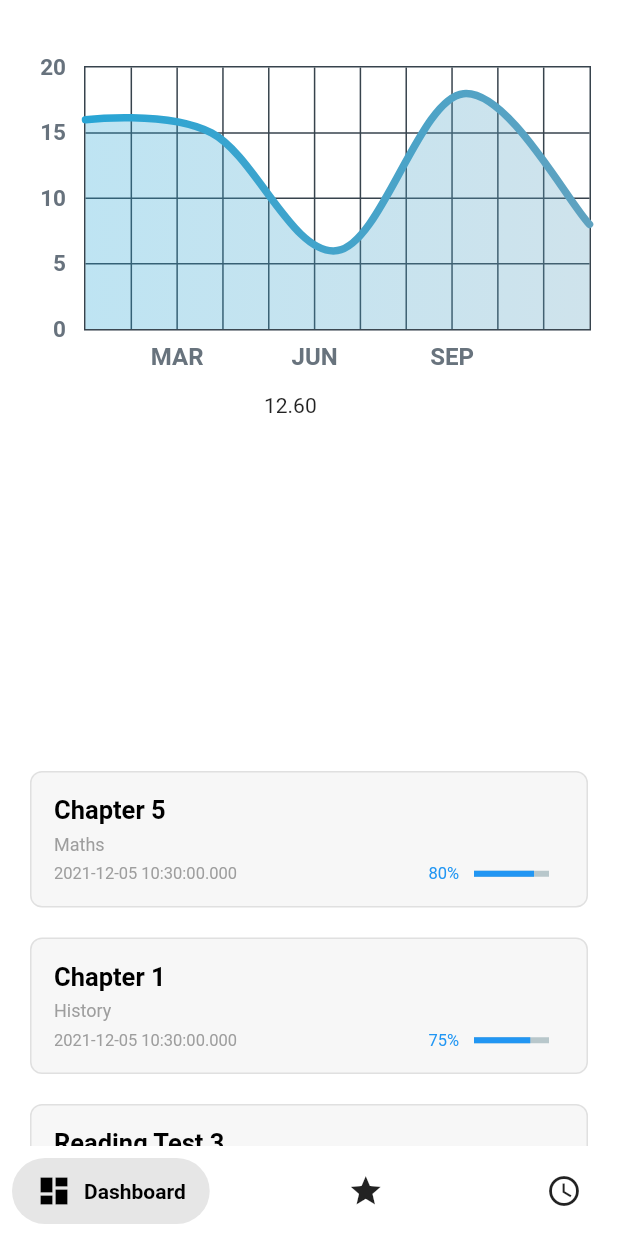
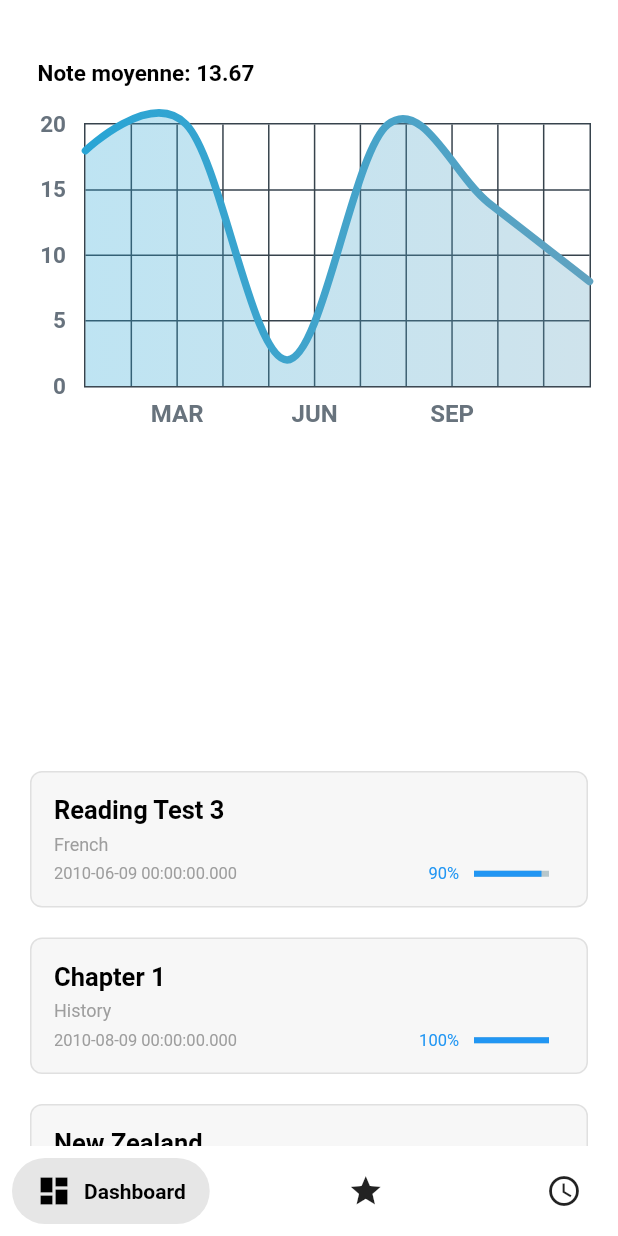
Before and after one commit to Volnetiks/Notes-BAC, a Flutter app: the screen it shows after launch, on a phone screen of 412 x 824 dp. Run offline on Flutter 3.47's test engine with Material 2 defaults, Android fonts, the phone set to English and light mode, and no system bars; drawn by our look-alikes of fl_chart, percent_indicator, salomon_bottom_bar; our stand-ins replace shared_preferences; Roboto replaces fonts that are missing (SFUI).

Commit message:
Changed 'Note Moyenne' text

```diff
--- a/lib/screens/home_screen.dart
+++ b/lib/screens/home_screen.dart
@@ -17,30 +17,37 @@ class _HomePageState extends State<HomePage> {
 
   List<Grade> grades = [
     Grade(
-        date: DateTime.now(),
+        date: DateTime(2010, 11, 9),
         grade_class: "Maths",
         name: "Chapter 5",
-        result: 80),
+        result: 100),
     Grade(
-        date: DateTime.now(),
+        date: DateTime(2010, 8, 9),
         grade_class: "History",
         name: "Chapter 1",
-        result: 75),
+        result: 100),
     Grade(
-        date: DateTime.now(),
+        date: DateTime(2010, 6, 9),
         grade_class: "French",
         name: "Reading Test 3",
-        result: 30),
+        result: 90),
     Grade(
-        date: DateTime.now(),
+        date: DateTime(2010, 9, 9),
         grade_class: "English",
         name: "New Zealand",
-        result: 90),
+        result: 10),
+    Grade(
+        date: DateTime(2010, 12, 9),
+        grade_class: "Polish",
+        name: "Verbs",
+        result: 70),
     Grade(date: DateTime.now(), grade_class: "IT", name: "Network", result: 40),
   ];
 
   @override
   Widget build(BuildContext context) {
+    grades.sort((a, b) => a.date.compareTo(b.date));
+
     return Scaffold(
       bottomNavigationBar: SalomonBottomBar(
         items: [
@@ -78,9 +85,9 @@ class _HomePageState extends State<HomePage> {
               child: StaggeredGridView.countBuilder(
                   crossAxisCount: 2,
                   mainAxisSpacing: 20,
-                  crossAxisSpacing: 5,
                   itemCount: grades.length,
                   shrinkWrap: true,
+                  physics: BouncingScrollPhysics(),
                   itemBuilder: (context, index) {
                     return GradeTile(
                       grade: grades[index],
--- a/lib/widgets/grades_chart.dart
+++ b/lib/widgets/grades_chart.dart
@@ -36,8 +36,17 @@ class _GradesChartState extends State<GradesChart> {
     averageGrade /= widget.grades.length;
 
     return Column(
-      mainAxisAlignment: MainAxisAlignment.center,
+      mainAxisAlignment: MainAxisAlignment.start,
+      crossAxisAlignment: CrossAxisAlignment.start,
       children: [
+        Padding(
+          padding: const EdgeInsets.only(top: 20.0, left: 25),
+          child: Text("Note moyenne: " + averageGrade.toStringAsFixed(2),
+              style: TextStyle(
+                  fontWeight: FontWeight.bold,
+                  fontSize: 15,
+                  color: Theme.of(context).primaryColor)),
+        ),
         SizedBox(
           width: MediaQuery.of(context).size.width,
           child: AspectRatio(
@@ -54,10 +63,6 @@ class _GradesChartState extends State<GradesChart> {
             ),
           ),
         ),
-        SizedBox(
-            width: 60,
-            height: 34,
-            child: Text(averageGrade.toStringAsFixed(2))),
       ],
     );
   }
```
